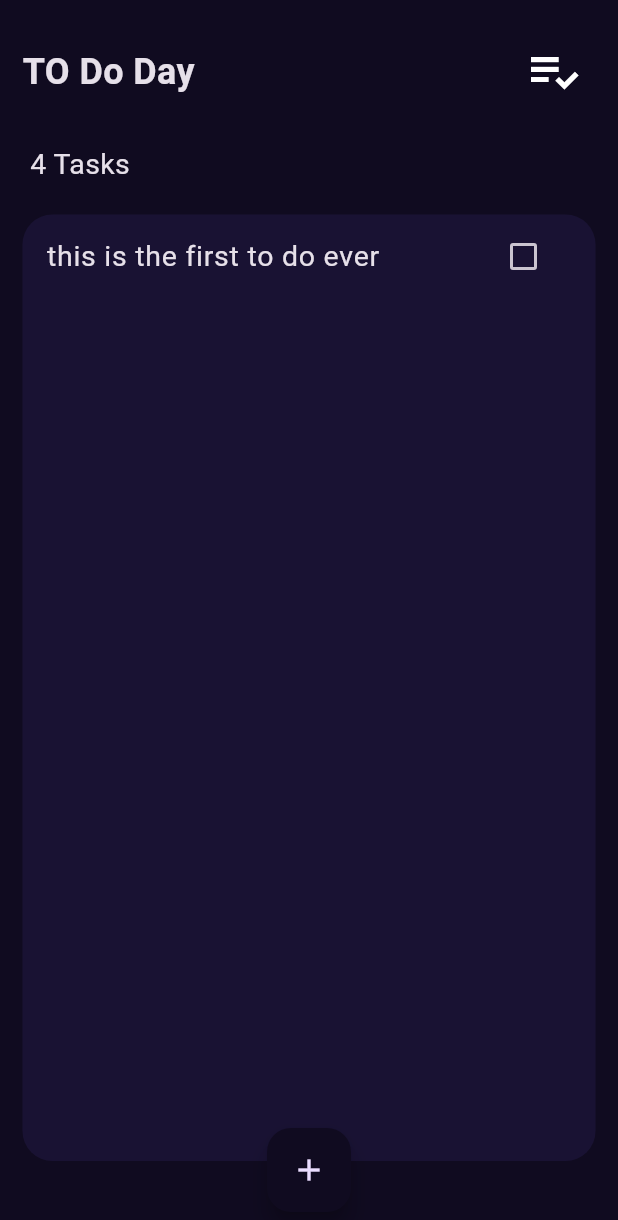
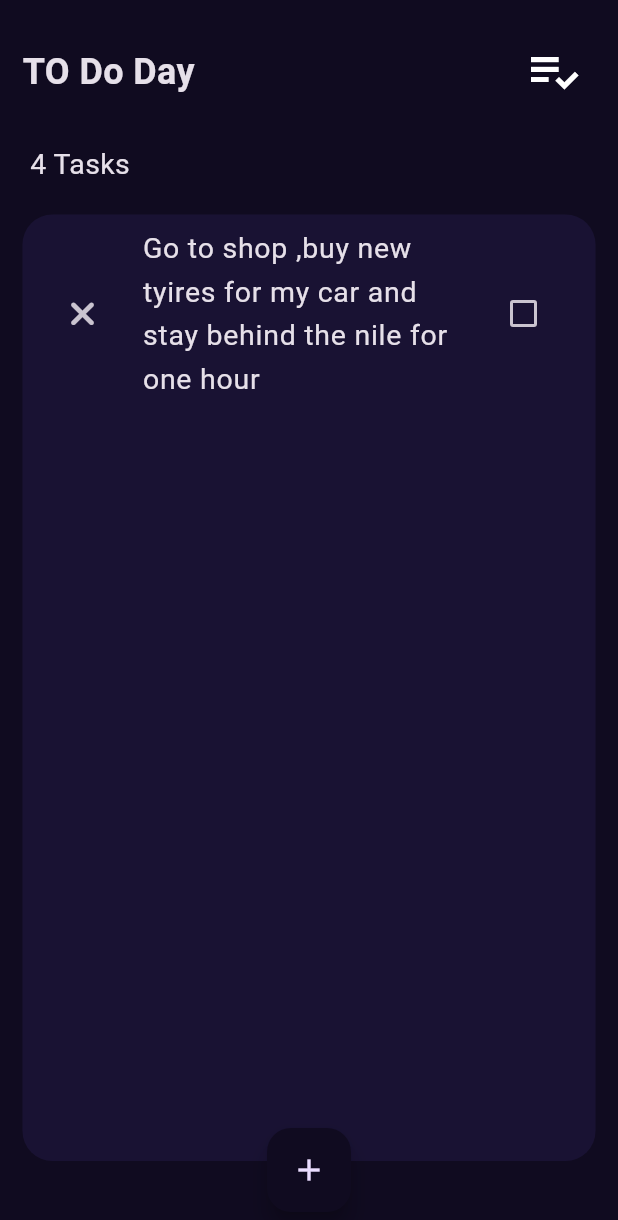
Before and after one commit to mohandalnjjar/CodeRise, a Flutter app: the ToDoHomeView screen opened by its route, on a phone screen of 412 x 824 dp. Shown: the top 1220 px of the screen. Run offline on Flutter 3.47's test engine with Material 3 defaults, Android fonts, the light colour scheme and no system bars; our stand-ins replace bloc, cached_network_image, dartz, dio, flutter_bloc, font_awesome_flutter and 3 more; network calls fail.

```diff
--- a/lib/features/to_do_feature/presentation/widgets/tasks_list.dart
+++ b/lib/features/to_do_feature/presentation/widgets/tasks_list.dart
@@ -1,4 +1,5 @@
 import 'package:flutter/material.dart';
+import 'package:font_awesome_flutter/font_awesome_flutter.dart';
 
 class TasksList extends StatefulWidget {
   TasksList({
@@ -18,11 +19,15 @@ class _TasksListState extends State<TasksList> {
       children: [
         ListTile(
           title: Text(
-            'this is the first to do ever ',
+            'Go to shop ,buy new tyires for my car and stay behind the nile for one hour',
             style: TextStyle(
               decoration: IsChecked! ? TextDecoration.lineThrough : null,
               fontSize: 19,
             ),
+          ),
+          leading: IconButton(
+            icon: Icon(FontAwesomeIcons.xmark),
+            onPressed: () {},
           ),
           trailing: Checkbox(
             activeColor: Colors.green,
```
Also changed, not shown: pubspec.yaml (+6 -3 lines), pubspec.lock.
